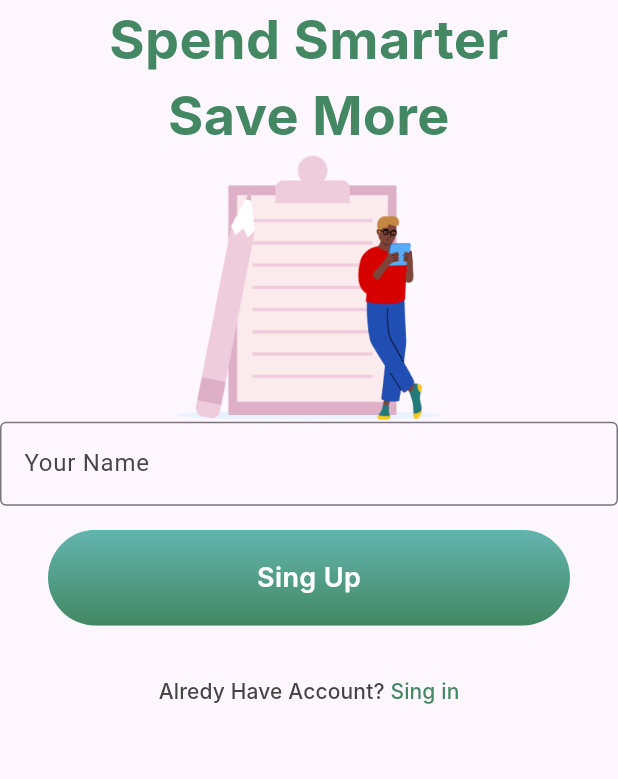
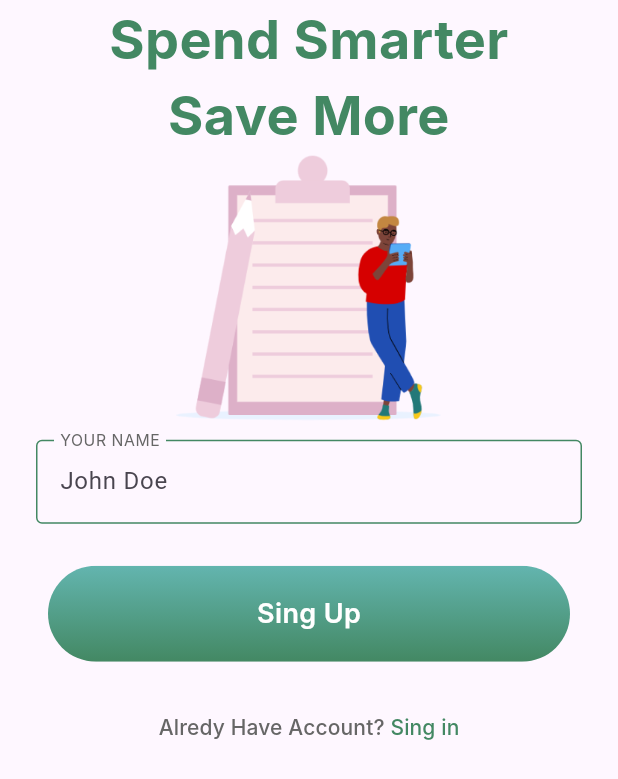
Before and after one commit to RicardoVolk/investapp, a Flutter app: the screen it shows after launch, on a phone screen of 412 x 824 dp. Shown: the top 779 px of the screen. Run offline on Flutter 3.47's test engine with Material 3 defaults, Android fonts, the phone set to English and light mode, and no system bars; Roboto replaces fonts that are missing (Inter).

Commit message:
Creating custom text field

```diff
--- a/financy_app/lib/common/constats/app_colors.dart
+++ b/financy_app/lib/common/constats/app_colors.dart
@@ -3,7 +3,8 @@ import 'dart:ui';
 class AppColors {
   AppColors._();
 
-static const Color gray = Color(0xff444444);
+  static const Color gray = Color(0xff666666);
+  static const Color darkgray = Color(0xff444444);
   static const Color white = Color(0xFFFFFFFF);
   static const Color iceWhite = Color(0xffEEF8F7);
   static const Color greelightOne = Color(0xff63B5AF);
--- a/financy_app/lib/common/constats/app_text_styles.dart
+++ b/financy_app/lib/common/constats/app_text_styles.dart
@@ -1,4 +1,3 @@
-
 import 'package:flutter/material.dart';
 
 class AppTextStyles {
@@ -9,20 +8,24 @@ class AppTextStyles {
     fontSize: 50.0,
     fontWeight: FontWeight.w700,
   );
-    static const TextStyle mediumText = TextStyle(
+  static const TextStyle mediumText = TextStyle(
     fontFamily: 'Inter',
     fontSize: 36.0,
     fontWeight: FontWeight.w700,
   );
-    static const TextStyle mediumText18 = TextStyle(
+  static const TextStyle mediumText18 = TextStyle(
     fontFamily: 'Inter',
     fontSize: 18.0,
     fontWeight: FontWeight.w600,
   );
-    static const TextStyle smallText = TextStyle(
+  static const TextStyle smallText = TextStyle(
     fontFamily: 'Inter',
     fontSize: 14.0,
     fontWeight: FontWeight.w500,
   );
-
+  static const TextStyle inputLabelText = TextStyle(
+    fontFamily: 'Inter',
+    fontSize: 14.0,
+    fontWeight: FontWeight.w400,
+  );
 }
--- /dev/null
+++ b/financy_app/lib/common/widgets/custom_text_form_field.dart
@@ -0,0 +1,64 @@
+import 'package:financy_app/common/constats/app_colors.dart';
+import 'package:financy_app/common/constats/app_text_styles.dart';
+import 'package:flutter/material.dart';
+
+class CustomTextFormField extends StatefulWidget {
+  final String? hingText;
+  final String? labelText;
+  final TextEditingController? controller;
+  final TextCapitalization? textCapitalization;
+  final EdgeInsetsGeometry? padding;
+  final TextInputType? keyBoardType;
+  final int? maxLength;
+  final TextInputAction? textInputAction;
+
+  const CustomTextFormField({
+    this.padding,
+    super.key,
+    this.hingText,
+    this.labelText,
+    this.textCapitalization,
+    this.controller,
+    this.keyBoardType,
+    this.maxLength,
+    this.textInputAction,
+  });
+
+  @override
+  State<CustomTextFormField> createState() => _CustomTextFormFieldState();
+}
+
+class _CustomTextFormFieldState extends State<CustomTextFormField> {
+  final defaultBorder = const OutlineInputBorder(
+    borderSide: BorderSide(color: AppColors.greelightTwo),
+  );
+  @override
+  Widget build(BuildContext context) {
+    return Padding(
+      padding: widget.padding ??
+          const EdgeInsets.symmetric(horizontal: 24.0, vertical: 12.0),
+      child: TextFormField(
+        textInputAction: widget.textInputAction,
+        maxLength: widget.maxLength,
+        keyboardType: widget.keyBoardType,
+        controller: widget.controller,
+        textCapitalization:
+            widget.textCapitalization ?? TextCapitalization.none,
+        decoration: InputDecoration(
+          floatingLabelBehavior: FloatingLabelBehavior.always,
+          hintText: widget.hingText,
+          labelText: widget.labelText?.toUpperCase(),
+          labelStyle:
+              AppTextStyles.inputLabelText.copyWith(color: AppColors.gray),
+          focusedBorder: defaultBorder,
+          focusedErrorBorder: defaultBorder.copyWith(
+              borderSide: const BorderSide(color: Colors.red)),
+          errorBorder: defaultBorder.copyWith(
+              borderSide: const BorderSide(color: Colors.red)),
+          enabledBorder: defaultBorder,
+          disabledBorder: defaultBorder,
+        ),
+      ),
+    );
+  }
+}
--- a/financy_app/lib/features/sing_up/sing_up_page.dart
+++ b/financy_app/lib/features/sing_up/sing_up_page.dart
@@ -2,6 +2,7 @@ import 'dart:developer';
 
 import 'package:financy_app/common/constats/app_colors.dart';
 import 'package:financy_app/common/constats/app_text_styles.dart';
+import 'package:financy_app/common/widgets/custom_text_form_field.dart';
 import 'package:financy_app/common/widgets/multi_text_button_widget.dart';
 import 'package:financy_app/common/widgets/primary_button.dart';
 import 'package:flutter/material.dart';
@@ -27,14 +28,12 @@ class SingUpPage extends StatelessWidget {
                 .copyWith(color: AppColors.greelightTwo),
           ),
           Image.asset('assets/images/sign_up_image.png'),
-          Form(
+          const Form(
             child: Column(
               children: [
-                TextFormField(
-                  decoration: const InputDecoration(
-                    labelText: 'Your Name',
-                    border: OutlineInputBorder(),
-                  ),
+                CustomTextFormField(
+                  labelText: "your name",
+                  hingText: "John Doe",
                 ),
               ],
             ),
```
Lines whose indentation alone changed are shown as unchanged.
